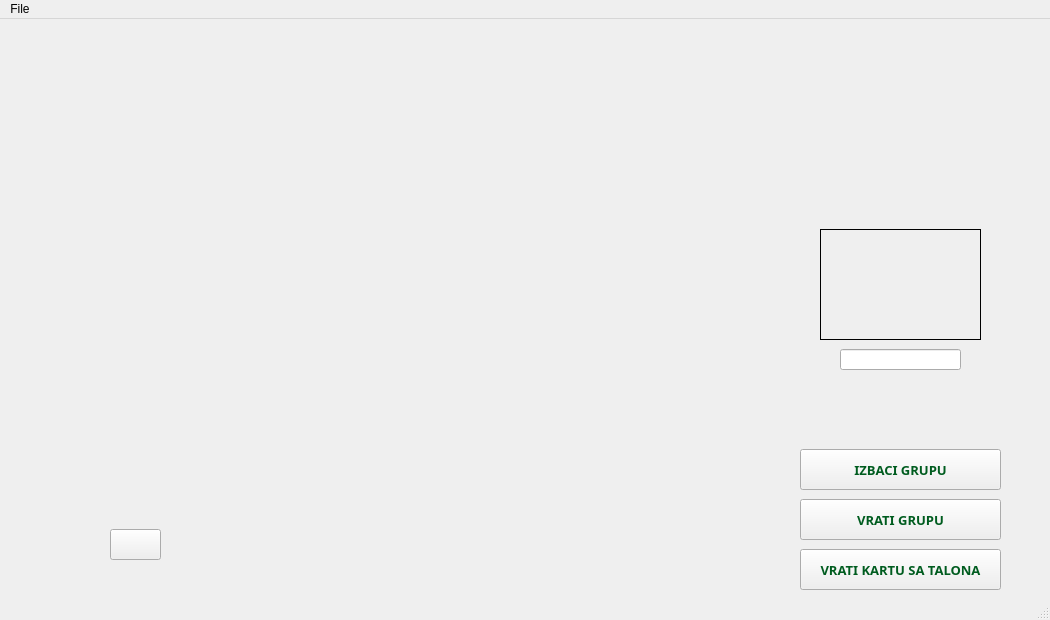
Qt form game.ui (stefanivanic/RemiFINAL) before a commit.
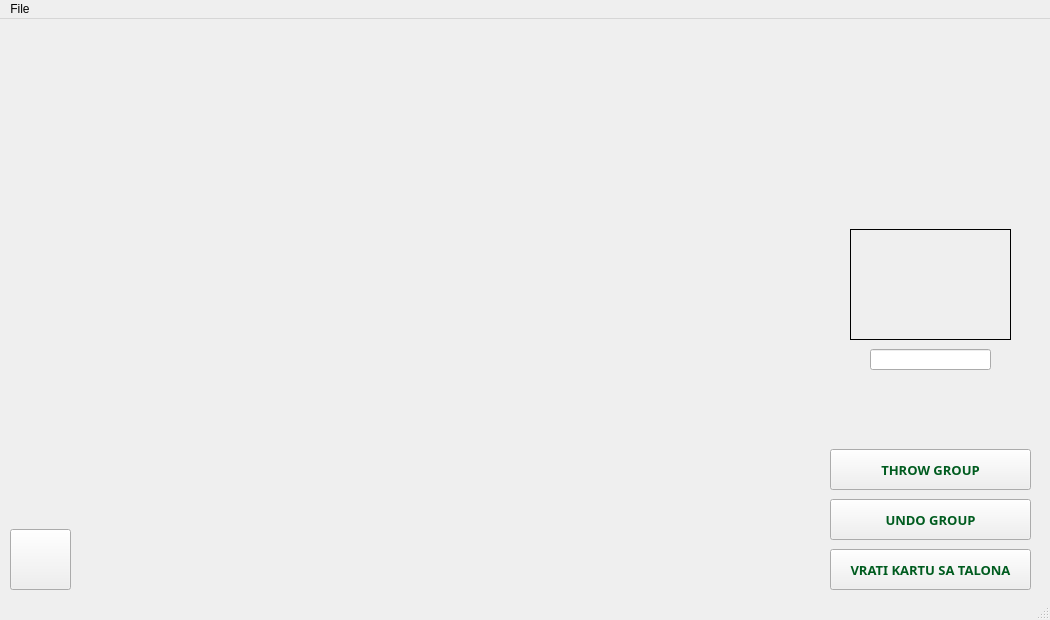
The same form after that commit. Icons and pictures are not drawn.

Commit message: errorLogger, playStop

Diff of the .ui file:
```diff
--- a/game.ui
+++ b/game.ui
@@ -22,7 +22,7 @@
    <widget class="QPushButton" name="throwGroup">
     <property name="geometry">
      <rect>
-      <x>800</x>
+      <x>830</x>
       <y>430</y>
       <width>201</width>
       <height>41</height>
@@ -42,7 +42,7 @@
 }</string>
     </property>
     <property name="text">
-     <string>IZBACI GRUPU</string>
+     <string>THROW GROUP</string>
     </property>
     <property name="autoDefault">
      <bool>false</bool>
@@ -57,7 +57,7 @@
    <widget class="QPushButton" name="undoGroup">
     <property name="geometry">
      <rect>
-      <x>800</x>
+      <x>830</x>
       <y>480</y>
       <width>201</width>
       <height>41</height>
@@ -77,7 +77,7 @@
 }</string>
     </property>
     <property name="text">
-     <string>VRATI GRUPU</string>
+     <string>UNDO GROUP</string>
     </property>
    </widget>
    <widget class="QLabel" name="errorLogger">
@@ -110,7 +110,7 @@
    <widget class="QLineEdit" name="lineEdit">
     <property name="geometry">
      <rect>
-      <x>840</x>
+      <x>870</x>
       <y>330</y>
       <width>121</width>
       <height>21</height>
@@ -132,7 +132,7 @@
    <widget class="QPushButton" name="undoTookTalonCard">
     <property name="geometry">
      <rect>
-      <x>800</x>
+      <x>830</x>
       <y>530</y>
       <width>201</width>
       <height>41</height>
@@ -167,12 +167,17 @@
    <widget class="QPushButton" name="playStop">
     <property name="geometry">
      <rect>
-      <x>110</x>
+      <x>10</x>
       <y>510</y>
-      <width>51</width>
-      <height>31</height>
+      <width>61</width>
+      <height>61</height>
      </rect>
     </property>
+    <property name="styleSheet">
+     <string notr="true">#playStop {
+	border-image: url(&quot;./slike/Teme/nota.png&quot;);
+}</string>
+    </property>
     <property name="text">
      <string/>
     </property>
@@ -183,7 +188,7 @@
     </property>
     <property name="geometry">
      <rect>
-      <x>820</x>
+      <x>850</x>
       <y>210</y>
       <width>161</width>
       <height>111</height>
```
The commit also changes 5 other files.
